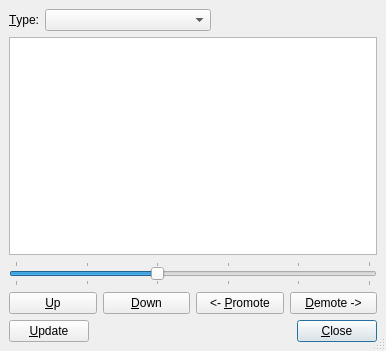
First picture: the form in src/frontends/qt4/ui/QTocUi.ui, repository cburschka/lyx, before the edit.
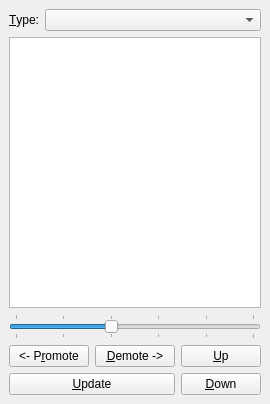
Second picture: the form after the edit.

Commit message: * ControlToc:   - initialiseParams(): overload ControlCommand::initialiseParams() so that we can update the model at this point (QToc is the controller _and_ the model).   - update(): new   - updateBackend(): new protected method to update the TocBackend (called for the "Update" button).

```diff
--- a/src/frontends/qt4/ui/QTocUi.ui
+++ b/src/frontends/qt4/ui/QTocUi.ui
@@ -3,21 +3,21 @@
  <comment></comment>
  <exportmacro></exportmacro>
  <class>QTocUi</class>
- <widget class="QDialog" name="QTocUi" >
+ <widget class="QWidget" name="QTocUi" >
+  <property name="windowModality" >
+   <enum>Qt::NonModal</enum>
+  </property>
   <property name="geometry" >
    <rect>
     <x>0</x>
     <y>0</y>
-    <width>386</width>
-    <height>351</height>
+    <width>257</width>
+    <height>404</height>
    </rect>
   </property>
   <property name="windowTitle" >
    <string/>
   </property>
-  <property name="sizeGripEnabled" >
-   <bool>true</bool>
-  </property>
   <layout class="QGridLayout" >
    <property name="margin" >
     <number>9</number>
@@ -25,7 +25,7 @@
    <property name="spacing" >
     <number>6</number>
    </property>
-   <item row="3" column="0" >
+   <item row="3" column="0" colspan="2" >
     <layout class="QGridLayout" >
      <property name="margin" >
       <number>0</number>
@@ -34,76 +34,67 @@
       <number>6</number>
      </property>
      <item row="0" column="0" >
-      <widget class="QPushButton" name="moveUpPB" >
+      <widget class="QPushButton" name="moveOutPB" >
        <property name="text" >
-        <string>&amp;Up</string>
+        <string>&lt;- P&amp;romote</string>
        </property>
       </widget>
      </item>
-     <item row="0" column="1" >
+     <item row="1" column="2" >
       <widget class="QPushButton" name="moveDownPB" >
        <property name="text" >
         <string>&amp;Down</string>
        </property>
       </widget>
      </item>
-     <item row="0" column="2" >
-      <widget class="QPushButton" name="moveOutPB" >
-       <property name="text" >
-        <string>&lt;- &amp;Promote</string>
-       </property>
-      </widget>
-     </item>
-     <item row="0" column="3" >
+     <item row="0" column="1" >
       <widget class="QPushButton" name="moveInPB" >
        <property name="text" >
         <string>&amp;Demote -></string>
        </property>
       </widget>
      </item>
-    </layout>
-   </item>
-   <item row="4" column="0" >
-    <layout class="QGridLayout" >
-     <property name="margin" >
-      <number>0</number>
-     </property>
-     <property name="spacing" >
-      <number>6</number>
-     </property>
-     <item row="0" column="2" >
-      <widget class="QPushButton" name="closePB" >
-       <property name="text" >
-        <string>&amp;Close</string>
-       </property>
-       <property name="default" >
-        <bool>true</bool>
-       </property>
-      </widget>
-     </item>
-     <item row="0" column="1" >
-      <spacer>
-       <property name="orientation" >
-        <enum>Qt::Horizontal</enum>
-       </property>
-       <property name="sizeHint" >
-        <size>
-         <width>40</width>
-         <height>20</height>
-        </size>
-       </property>
-      </spacer>
-     </item>
-     <item row="0" column="0" >
+     <item row="1" column="0" colspan="2" >
       <widget class="QPushButton" name="updatePB" >
        <property name="text" >
         <string>&amp;Update</string>
        </property>
       </widget>
      </item>
+     <item row="0" column="2" >
+      <widget class="QPushButton" name="moveUpPB" >
+       <property name="text" >
+        <string>&amp;Up</string>
+       </property>
+      </widget>
+     </item>
     </layout>
    </item>
-   <item row="2" column="0" >
+   <item row="0" column="1" >
+    <widget class="QComboBox" name="typeCO" >
+     <property name="sizePolicy" >
+      <sizepolicy>
+       <hsizetype>7</hsizetype>
+       <vsizetype>0</vsizetype>
+       <horstretch>0</horstretch>
+       <verstretch>0</verstretch>
+      </sizepolicy>
+     </property>
+    </widget>
+   </item>
+   <item row="1" column="0" colspan="2" >
+    <widget class="QTreeView" name="tocTV" >
+     <property name="sizePolicy" >
+      <sizepolicy>
+       <hsizetype>7</hsizetype>
+       <vsizetype>7</vsizetype>
+       <horstretch>0</horstretch>
+       <verstretch>0</verstretch>
+      </sizepolicy>
+     </property>
+    </widget>
+   </item>
+   <item row="2" column="0" colspan="2" >
     <widget class="QSlider" name="depthSL" >
      <property name="maximum" >
       <number>5</number>
@@ -123,55 +114,14 @@
     </widget>
    </item>
    <item row="0" column="0" >
-    <layout class="QHBoxLayout" >
-     <property name="margin" >
-      <number>0</number>
+    <widget class="QLabel" name="typeLA" >
+     <property name="text" >
+      <string>&amp;Type:</string>
      </property>
-     <property name="spacing" >
-      <number>6</number>
+     <property name="buddy" >
+      <cstring>typeCO</cstring>
      </property>
-     <item>
-      <widget class="QLabel" name="typeLA" >
-       <property name="text" >
-        <string>&amp;Type:</string>
-       </property>
-       <property name="buddy" >
-        <cstring>typeCO</cstring>
-       </property>
-      </widget>
-     </item>
-     <item>
-      <widget class="QComboBox" name="typeCO" >
-       <property name="sizePolicy" >
-        <sizepolicy>
-         <hsizetype>3</hsizetype>
-         <vsizetype>0</vsizetype>
-         <horstretch>0</horstretch>
-         <verstretch>0</verstretch>
-        </sizepolicy>
-       </property>
-      </widget>
-     </item>
-     <item>
-      <spacer>
-       <property name="orientation" >
-        <enum>Qt::Horizontal</enum>
-       </property>
-       <property name="sizeType" >
-        <enum>QSizePolicy::Expanding</enum>
-       </property>
-       <property name="sizeHint" >
-        <size>
-         <width>20</width>
-         <height>20</height>
-        </size>
-       </property>
-      </spacer>
-     </item>
-    </layout>
-   </item>
-   <item row="1" column="0" >
-    <widget class="QTreeView" name="tocTV" />
+    </widget>
    </item>
   </layout>
  </widget>
```
Left out of the diff: 6 changed lines with no effect on the pictures. The commit also changes 11 other files.
